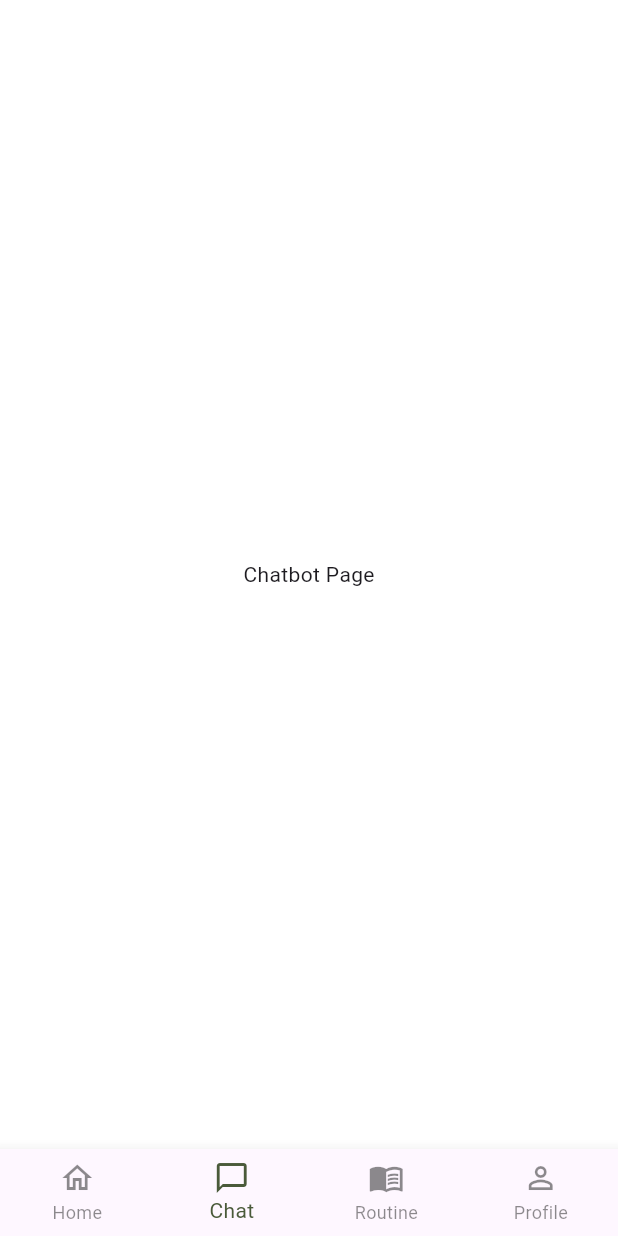
After one commit to chivu309/489-project-frontend, a Flutter app: the screen it shows after launch, item 2 of the bottom bar chosen, on a phone screen of 412 x 824 dp. The commit adds this screen. Run offline on Flutter 3.47's test engine with Material 3 defaults, Android fonts, the phone set to English and light mode, and no system bars.

Commit message:
add navigation route direct to each page

```diff
--- a/lib/main.dart
+++ b/lib/main.dart
@@ -1,9 +1,9 @@
 import 'package:flutter/material.dart';
-import 'screens/home_page.dart';
+import 'screens/main_navigation.dart';
 void main() {
   runApp(const MaterialApp(
     debugShowCheckedModeBanner: false,
-    home: HomePage(),
+    home: MainNavigation(),
   ));
 }
 
@@ -21,7 +21,7 @@ class MyApp extends StatelessWidget {
         colorScheme: ColorScheme.fromSeed(seedColor: const Color(0xFFBCC2B6)),
         useMaterial3: true,
       ),
-      home: const HomePage(),
+      home: const MainNavigation(),
     );
   }
 }
--- /dev/null
+++ b/lib/screens/chatbot_page.dart
@@ -0,0 +1,9 @@
+import 'package:flutter/material.dart';
+
+class ChatbotPage extends StatelessWidget{
+  const ChatbotPage({super.key});
+  @override
+  Widget build(BuildContext context) {
+    return const Center(child: Text('Chatbot Page'));
+  }
+}
--- /dev/null
+++ b/lib/screens/main_navigation.dart
@@ -0,0 +1,59 @@
+import 'package:flutter/material.dart';
+import 'home_page.dart';
+import 'chatbot_page.dart';
+import 'routine_page.dart';
+import 'profile_page.dart';
+
+class MainNavigation extends StatefulWidget {
+  const MainNavigation({super.key});
+
+  @override
+  State<MainNavigation> createState() => MainNavigationState();
+}
+
+class MainNavigationState extends State<MainNavigation> {
+  // Tracks which tab is currently selected. 0 = Home.
+  int _selectedIndex = 0;
+
+  // The list of pages, in the same order as the bottom nav items.
+  final List<Widget> _pages = const [
+    HomePage(),
+    ChatbotPage(),
+    RoutinePage(),
+    ProfilePage(),
+  ];
+
+  // Called whenever the user taps a nav item.
+  void _onTabTapped(int index) {
+    setState(() {
+      // setState tells Flutter "something changed, please rebuild the UI"
+      _selectedIndex = index;
+    });
+  }
+
+  @override
+  Widget build(BuildContext context) {
+    return Scaffold(
+      backgroundColor: Colors.white,
+
+      body: IndexedStack(
+        index: _selectedIndex,
+        children: _pages,
+      ),
+
+      bottomNavigationBar: BottomNavigationBar(
+        currentIndex: _selectedIndex,
+        onTap: _onTabTapped, // runs every time a tab is tapped
+        type: BottomNavigationBarType.fixed,
+        selectedItemColor: const Color(0xFF4A5A3A),
+        unselectedItemColor: Colors.black45,
+        items: const [
+          BottomNavigationBarItem(icon: Icon(Icons.home_outlined), label: 'Home'),
+          BottomNavigationBarItem(icon: Icon(Icons.chat_bubble_outline), label: 'Chat'),
+          BottomNavigationBarItem(icon: Icon(Icons.menu_book_outlined), label: 'Routine'),
+          BottomNavigationBarItem(icon: Icon(Icons.person_outline), label: 'Profile'),
+        ],
+      ),
+    );
+  }
+}
```
Also changed, not shown: lib/screens/home_page.dart (+2 -22 lines), lib/screens/profile_page.dart (added, +10 -0 lines), lib/screens/routine_page.dart (+10 -0 lines).
